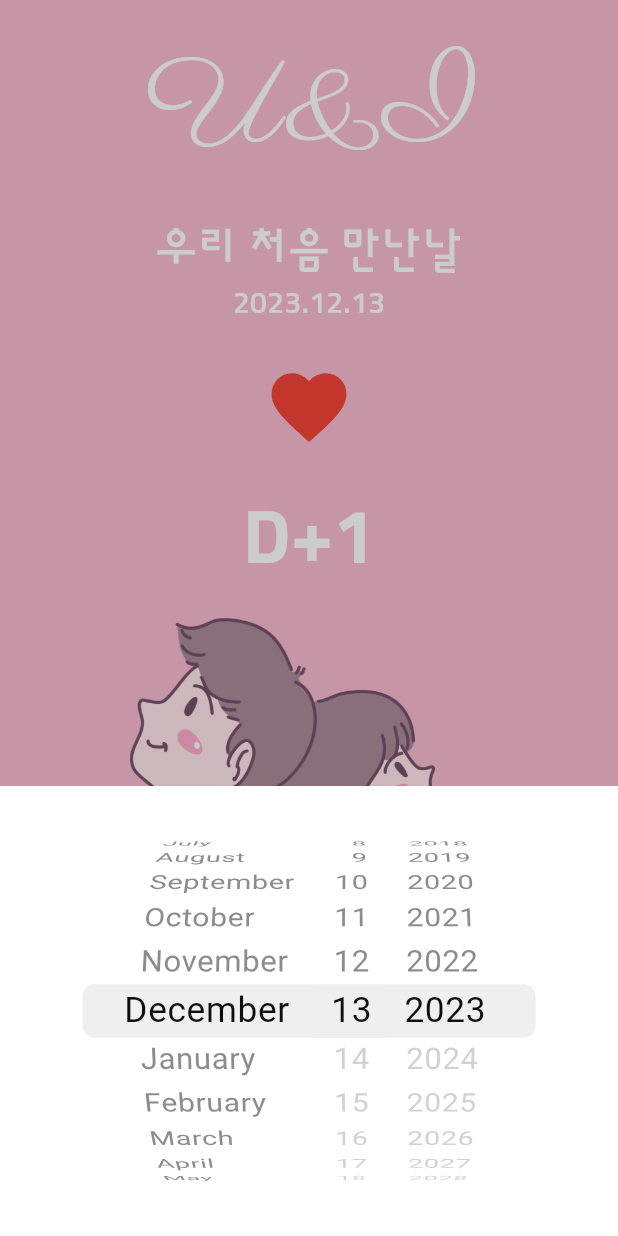
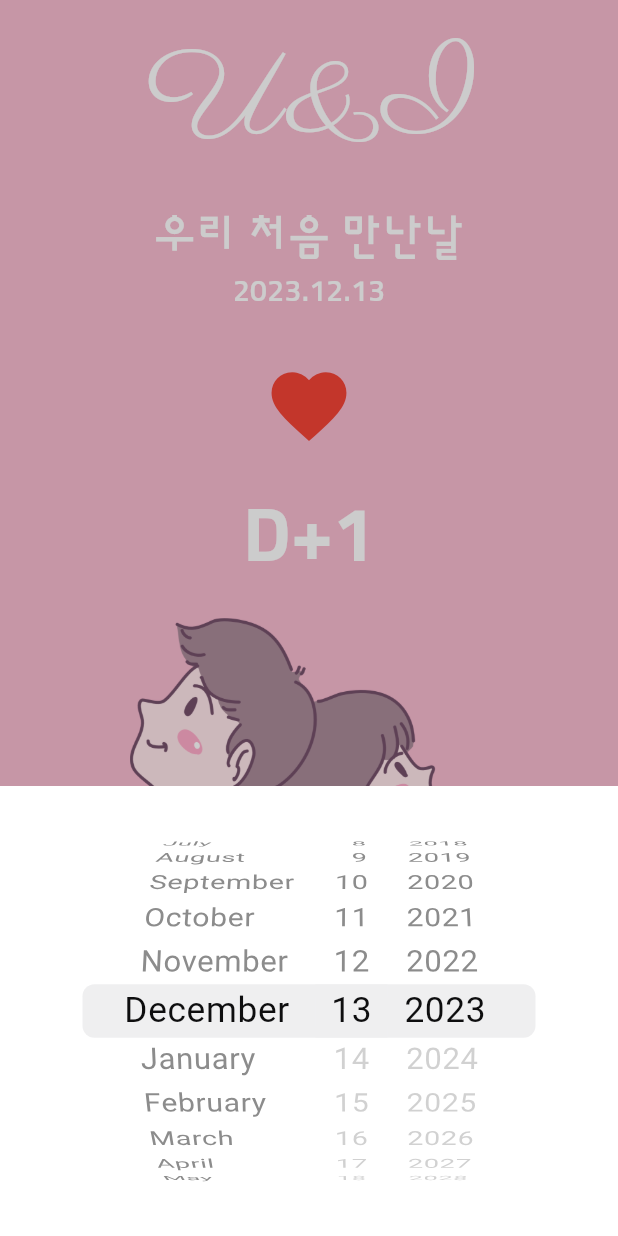
Before and after one commit to DeukYu/Flutter_Study, a Flutter app: the screen it shows after launch, after a tap on the "favorite" icon, on a phone screen of 412 x 824 dp. Run offline on Flutter 3.47's test engine with Material 3 defaults, Android fonts, the phone set to English and light mode, and no system bars; our stand-ins replace webview_flutter.

Commit message:
d-day complete

```diff
--- a/u_and_i/lib/main.dart
+++ b/u_and_i/lib/main.dart
@@ -2,5 +2,18 @@ import 'package:flutter/material.dart';
 import 'package:u_and_i/screen/home_screen.dart';
 
 void main() {
-  runApp(MaterialApp(home: HomeScreen()));
+  runApp(MaterialApp(
+      theme: ThemeData(
+          fontFamily: 'sunflower',
+          textTheme: TextTheme(
+            displayLarge: TextStyle(
+                color: Colors.white, fontFamily: 'parisienne', fontSize: 80.0),
+            displayMedium: TextStyle(
+                color: Colors.white,
+                fontSize: 50.0,
+                fontWeight: FontWeight.w700),
+            bodyLarge: TextStyle(color: Colors.white, fontSize: 30.0),
+            bodyMedium: TextStyle(color: Colors.white, fontSize: 20.0),
+          )),
+      home: HomeScreen()));
 }
--- a/u_and_i/lib/screen/home_screen.dart
+++ b/u_and_i/lib/screen/home_screen.dart
@@ -9,6 +9,8 @@ class HomeScreen extends StatefulWidget {
 }
 
 class _HomeScreenState extends State<HomeScreen> {
+  DateTime selectedDate =
+      DateTime(DateTime.now().year, DateTime.now().month, DateTime.now().day);
   @override
   Widget build(BuildContext context) {
     return Scaffold(
@@ -18,25 +20,53 @@ class _HomeScreenState extends State<HomeScreen> {
           child: Container(
               width: MediaQuery.of(context).size.width,
               child: Column(
-                children: [_TopPart(), _BottomPart()],
+                children: [
+                  _TopPart(
+                      selectedDate: selectedDate, onPressed: onHeartPressed),
+                  _BottomPart()
+                ],
               )),
         ));
   }
+
+  void onHeartPressed() {
+    final DateTime now = DateTime.now();
+
+    showCupertinoDialog(
+        context: context,
+        barrierDismissible: true,
+        builder: (BuildContext context) {
+          return Align(
+            alignment: Alignment.bottomCenter,
+            child: Container(
+              color: Colors.white,
+              height: 300.0,
+              child: CupertinoDatePicker(
+                mode: CupertinoDatePickerMode.date,
+                initialDateTime: selectedDate,
+                maximumDate: DateTime(now.year, now.month, now.day),
+                onDateTimeChanged: (DateTime date) {
+                  setState(() {
+                    selectedDate = date;
+                  });
+                },
+              ),
+            ),
+          );
+        });
+  }
 }
 
-class _TopPart extends StatefulWidget {
-  const _TopPart({super.key});
+class _TopPart extends StatelessWidget {
+  final DateTime selectedDate;
+  final VoidCallback onPressed;
 
-  @override
-  State<_TopPart> createState() => __TopPartState();
-}
-
-class __TopPartState extends State<_TopPart> {
-  DateTime selectedDate =
-      DateTime(DateTime.now().year, DateTime.now().month, DateTime.now().day);
-
+  _TopPart({required this.selectedDate, Key? key, required this.onPressed})
+      : super(key: key);
   @override
   Widget build(BuildContext context) {
+    final theme = Theme.of(context);
+    final textTheme = theme.textTheme;
     final now = DateTime.now();
 
     return Expanded(
@@ -45,58 +75,28 @@ class __TopPartState extends State<_TopPart> {
         children: [
           Text(
             "U&I",
-            style: TextStyle(
-                color: Colors.white, fontFamily: 'parisienne', fontSize: 80.0),
+            style: textTheme.displayLarge,
           ),
           Column(children: [
             Text(
               "우리 처음 만난날",
-              style: TextStyle(
-                  color: Colors.white, fontFamily: 'sunflower', fontSize: 30.0),
+              style: textTheme.bodyLarge,
             ),
             Text(
               "${selectedDate.year}.${selectedDate.month}.${selectedDate.day}",
-              style: TextStyle(
-                  color: Colors.white, fontFamily: 'sunflower', fontSize: 20.0),
+              style: textTheme.bodyMedium,
             ),
           ]),
           IconButton(
               iconSize: 60.0,
-              onPressed: () {
-                showCupertinoDialog(
-                    context: context,
-                    barrierDismissible: true,
-                    builder: (BuildContext context) {
-                      return Align(
-                        alignment: Alignment.bottomCenter,
-                        child: Container(
-                          color: Colors.white,
-                          height: 300.0,
-                          child: CupertinoDatePicker(
-                            mode: CupertinoDatePickerMode.date,
-                            initialDateTime: selectedDate,
-                            maximumDate: DateTime(now.year, now.month, now.day),
-                            onDateTimeChanged: (DateTime date) {
-                              setState(() {
-                                selectedDate = date;
-                              });
-                            },
-                          ),
-                        ),
-                      );
-                    });
-              },
+              onPressed: onPressed,
               icon: Icon(
                 Icons.favorite,
                 color: Colors.red,
               )),
           Text(
             "D+${DateTime(now.year, now.month, now.day).difference(selectedDate).inDays + 1}",
-            style: TextStyle(
-                color: Colors.white,
-                fontFamily: 'sunflower',
-                fontSize: 50.0,
-                fontWeight: FontWeight.w700),
+            style: textTheme.displayMedium,
           )
         ],
       ),
```
